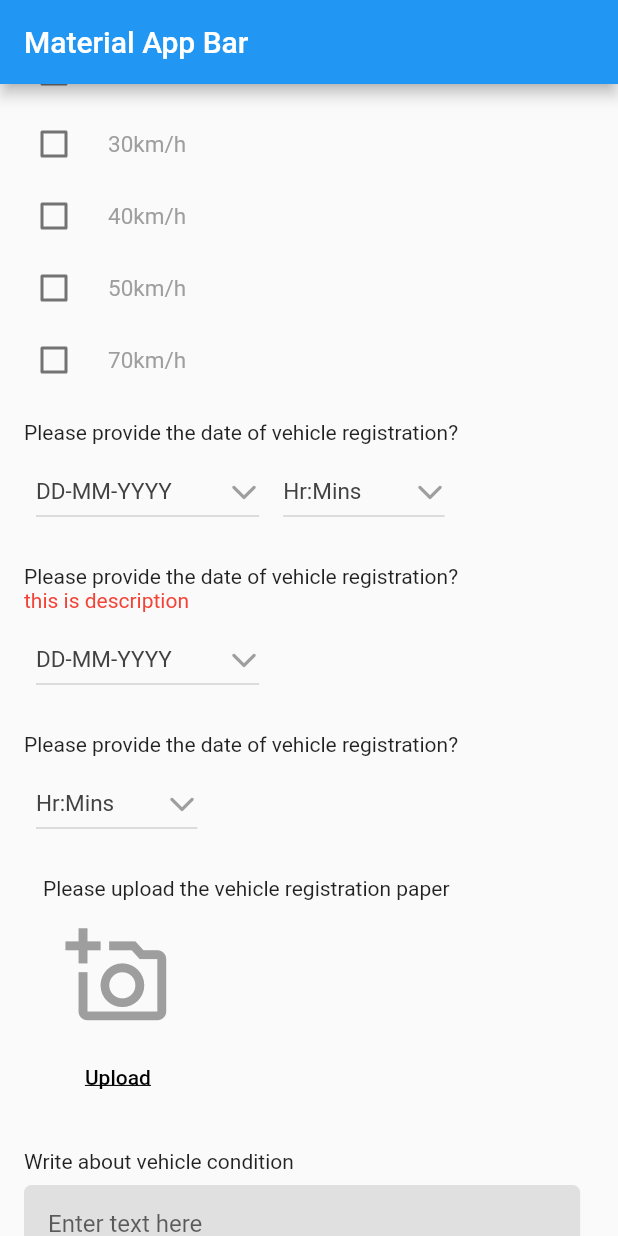
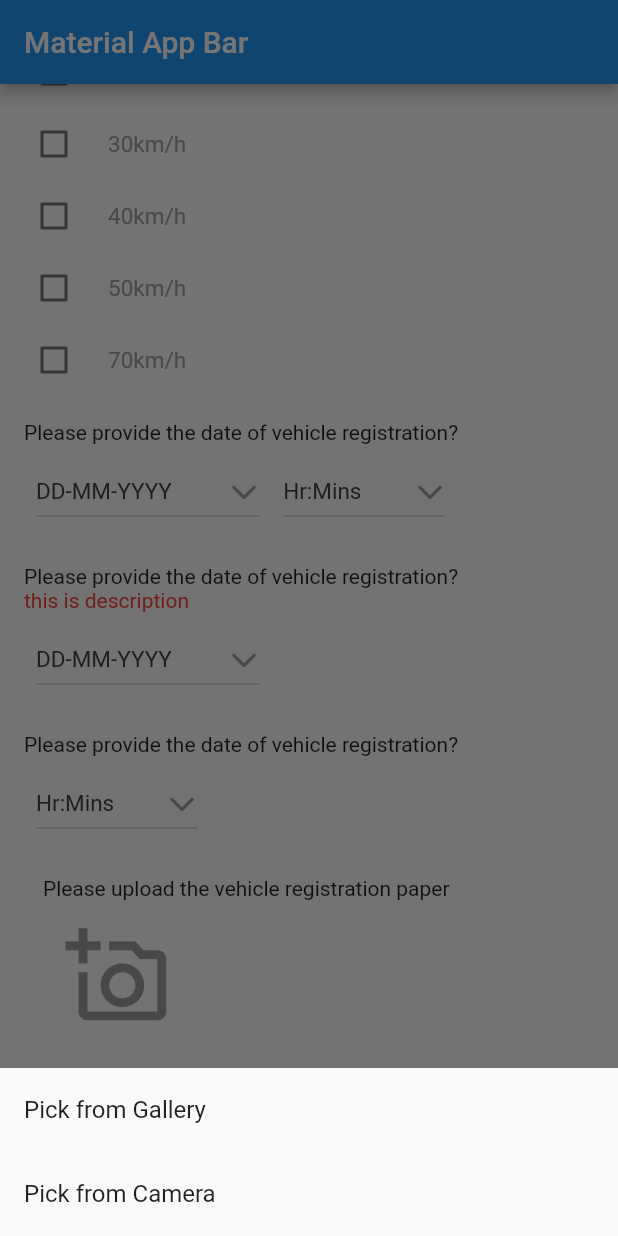
Before and after one commit to tanmoy27112000/SimpleFormBuilder, a Flutter app: the screen it shows after launch, scrolled down 576 dp, after a tap on "Upload", on a phone screen of 412 x 824 dp. Run offline on Flutter 3.47's test engine with Material 2 defaults, Android fonts, the phone set to English and light mode, and no system bars; our stand-ins replace file_picker.

Commit message:
add image selection from the camera.

```diff
--- a/lib/src/formWidget.dart
+++ b/lib/src/formWidget.dart
@@ -787,6 +787,16 @@ class _FormBuilderState extends State<FormBuilder> {
   }
 
   void fileUpload(Function(dynamic) files) async {
+    showModalBottomSheet(
+        context: context,
+        builder: (context) {
+          return Column(
+            mainAxisSize: MainAxisSize.min,
+            children: [
+              ListTile(
+                title: const Text('Pick from Gallery'),
+                onTap: () async {
+                  Navigator.of(context).pop();
                   FilePickerResult? result =
                       await FilePicker.platform.pickFiles(allowMultiple: true);
 
@@ -795,5 +805,23 @@ class _FormBuilderState extends State<FormBuilder> {
                         result.paths.map((path) => File(path ?? '')).toList();
                     files.call(selectedFiles);
                   }
+                },
+              ),
+              ListTile(
+                title: const Text('Pick from Camera'),
+                onTap: () async {
+                  Navigator.of(context).pop();
+                  // Pick an image
+                  final image =
+                      await ImagePicker().pickImage(source: ImageSource.camera);
+                  if (image != null) {
+                    List<File> selectedFiles = [File(image.path)];
+                    files.call(selectedFiles);
+                  }
+                },
+              )
+            ],
+          );
+        });
   }
 }
--- a/pubspec.yaml
+++ b/pubspec.yaml
@@ -14,6 +14,7 @@ dependencies:
     sdk: flutter
   intl: ^0.17.0
   file_picker: ^5.2.2
+  image_picker: ^0.8.6
 
 dev_dependencies:
   flutter_test:
```
Also changed, not shown: example/pubspec.lock, pubspec.lock. Lines whose indentation alone changed are shown as unchanged.
